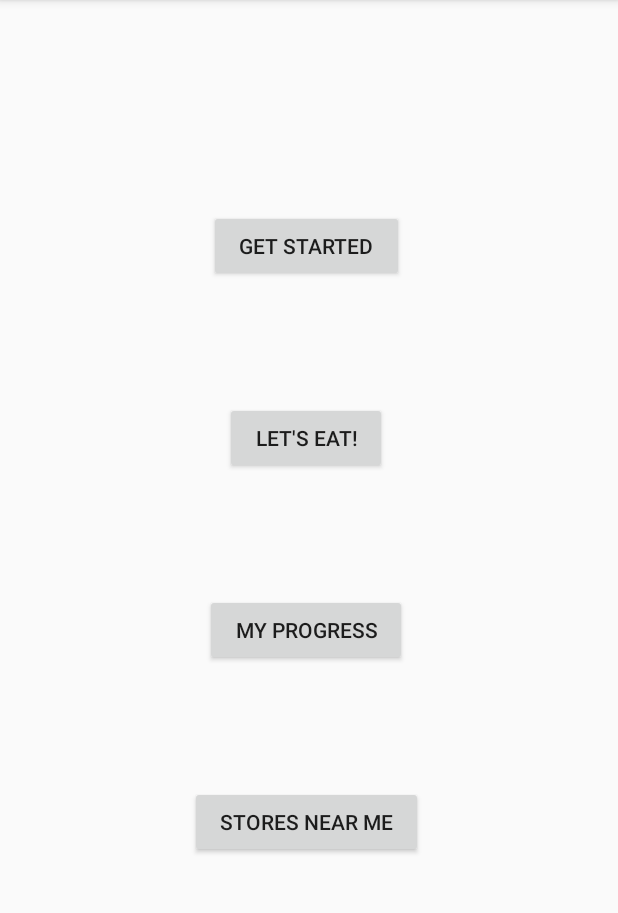
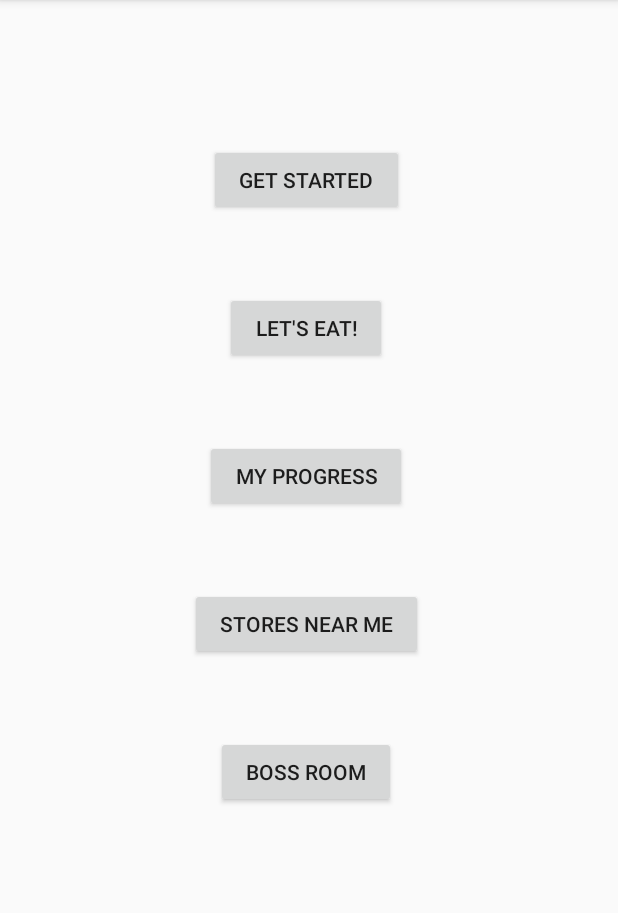
Before and after one commit to schucherta8/DietClash, an Android app: the screen it shows after launch (MainActivity), on a phone screen of 412 x 824 dp, the part 84-997 px from its top. Run offline under Robolectric (Android 15) with nearby library versions, the phone set to English and light mode, and no system bars.

Commit message:
Boss Room Activity Added

```diff
--- a/DietClash/app/src/main/AndroidManifest.xml
+++ b/DietClash/app/src/main/AndroidManifest.xml
@@ -9,7 +9,8 @@
         android:roundIcon="@mipmap/ic_launcher_round"
         android:supportsRtl="true"
         android:theme="@style/AppTheme">
-        <activity android:name=".MyProgress"></activity>
+        <activity android:name=".BossRoom"></activity>
+        <activity android:name=".MyProgress" />
         <activity android:name=".LetsEat" />
         <activity android:name=".GetStarted" />
         <activity android:name=".MyAchievements" />
--- a/DietClash/app/src/main/res/layout/content_main.xml
+++ b/DietClash/app/src/main/res/layout/content_main.xml
@@ -16,7 +16,7 @@
             android:layout_width="match_parent"
             android:layout_height="match_parent"
             android:layout_marginHorizontal="20dp"
-            android:layout_marginVertical="20dp"
+            android:layout_marginVertical="5dp"
             android:gravity="center"
             android:padding="30dp">
 
@@ -27,14 +27,14 @@
                 android:layout_gravity="center"
                 android:contentDescription="@string/todo"
                 android:onClick="myAchievements"
-                android:paddingHorizontal="20dp"/>
+                android:paddingHorizontal="20dp" />
         </TableRow>
 
         <TableRow
             android:layout_width="match_parent"
             android:layout_height="match_parent"
             android:layout_marginHorizontal="20dp"
-            android:layout_marginVertical="20dp"
+            android:layout_marginVertical="5dp"
             android:gravity="center"
             android:padding="20dp">
 
@@ -43,17 +43,17 @@
                 android:layout_width="wrap_content"
                 android:layout_height="match_parent"
                 android:layout_gravity="center"
+                android:onClick="getStarted"
                 android:paddingHorizontal="20dp"
-                android:onClick="getStarted"
                 android:text="@string/get_started" />
         </TableRow>
 
         <TableRow
             android:layout_width="match_parent"
             android:layout_height="match_parent"
+            android:layout_marginHorizontal="20dp"
+            android:layout_marginVertical="5dp"
             android:gravity="center"
-            android:layout_marginHorizontal="20dp"
-            android:layout_marginVertical="20dp"
             android:padding="20dp">
 
             <Button
@@ -61,17 +61,17 @@
                 android:layout_width="wrap_content"
                 android:layout_height="wrap_content"
                 android:layout_gravity="center"
+                android:onClick="letsEat"
                 android:paddingHorizontal="20dp"
-                android:onClick="letsEat"
                 android:text="@string/let_s_eat" />
         </TableRow>
 
         <TableRow
             android:layout_width="match_parent"
             android:layout_height="match_parent"
+            android:layout_marginHorizontal="20dp"
+            android:layout_marginVertical="5dp"
             android:gravity="center"
-            android:layout_marginHorizontal="20dp"
-            android:layout_marginVertical="20dp"
             android:padding="20dp">
 
             <Button
@@ -79,8 +79,8 @@
                 android:layout_width="wrap_content"
                 android:layout_height="wrap_content"
                 android:layout_gravity="center"
+                android:onClick="myProgress"
                 android:paddingHorizontal="20dp"
-                android:onClick="myProgress"
                 android:text="@string/my_progress" />
         </TableRow>
 
@@ -88,9 +88,9 @@
         <TableRow
             android:layout_width="match_parent"
             android:layout_height="match_parent"
+            android:layout_marginHorizontal="20dp"
+            android:layout_marginVertical="5dp"
             android:gravity="center"
-            android:layout_marginHorizontal="20dp"
-            android:layout_marginVertical="20dp"
             android:padding="20dp">
 
             <Button
@@ -98,9 +98,28 @@
                 android:layout_width="wrap_content"
                 android:layout_height="wrap_content"
                 android:layout_gravity="center"
+                android:onClick="storesNearMe"
                 android:paddingHorizontal="20dp"
-                android:onClick="storesNearMe"
                 android:text="@string/stores_near_me" />
         </TableRow>
+
+        <TableRow
+            android:layout_width="match_parent"
+            android:layout_height="match_parent"
+            android:layout_marginHorizontal="20dp"
+            android:layout_marginVertical="5dp"
+            android:gravity="center"
+            android:padding="20dp">
+
+            <Button
+                android:id="@+id/bossRoomButton"
+                android:layout_width="wrap_content"
+                android:layout_height="wrap_content"
+                android:layout_gravity="center"
+                android:onClick="bossRoom"
+                android:paddingHorizontal="20dp"
+                android:text="@string/boss_room" />
+        </TableRow>
+
     </TableLayout>
 </LinearLayout>
--- a/DietClash/app/src/main/res/values/strings.xml
+++ b/DietClash/app/src/main/res/values/strings.xml
@@ -15,4 +15,5 @@
     <string name="enter_serving_size">ENTER SERVING SIZE</string>
     <string name="stores_near_me">Stores Near Me</string>
     <string name="find_stores">Find Stores</string>
+    <string name="boss_room">Boss Room</string>
 </resources>
```
Also changed, not shown: DietClash/app/src/main/java/com/diet/dietclash/BossRoom.java (added, +14 -0 lines), DietClash/app/src/main/java/com/diet/dietclash/MainActivity.java (+9 -0 lines), DietClash/app/src/main/res/layout/activity_boss_room.xml (added, +9 -0 lines).
